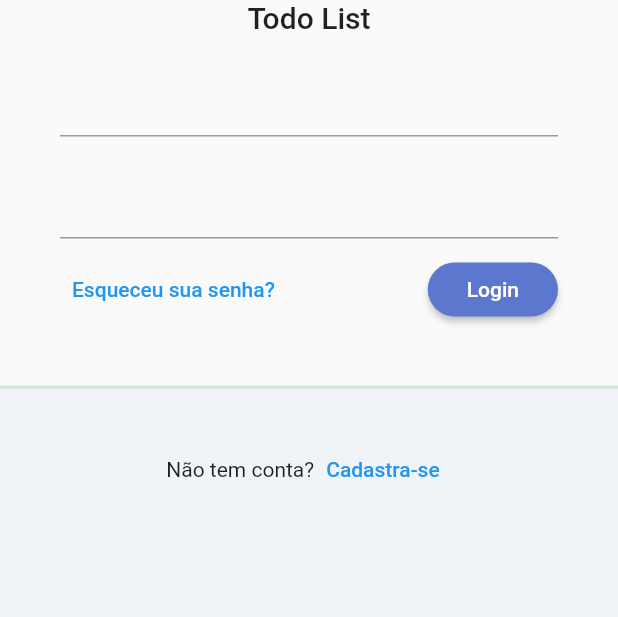
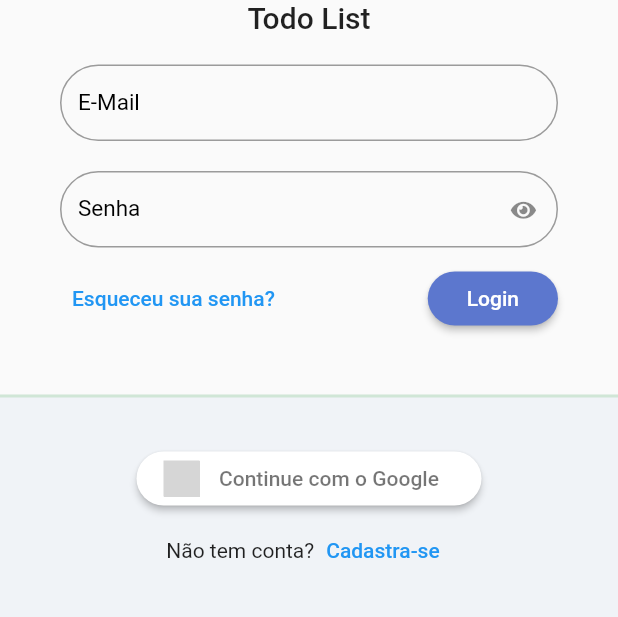
Before and after one commit to victorapc/todo_list_provider, a Flutter app: the screen it shows after launch, on a phone screen of 412 x 824 dp, the part 315-932 px from its top. Run offline on Flutter 3.47's test engine with Material 2 defaults, Android fonts, the phone set to English and light mode, and no system bars; our stand-ins replace flutter_signin_button, google_fonts, sqflite, sqflite_common, synchronized; accounts and stored records are empty; Roboto replaces fonts that are missing (Mandali); grey boxes are pictures that could not be loaded.

Commit message:
Construção da tela login e finalização

```diff
--- /dev/null
+++ b/lib/app/core/ui/todo_list_icons.dart
@@ -0,0 +1,30 @@
+/// Flutter icons TodoListIcons
+/// Copyright (C) 2023 by original authors @ fluttericon.com, fontello.com
+/// This font was generated by FlutterIcon.com, which is derived from Fontello.
+///
+/// To use this font, place it in your fonts/ directory and include the
+/// following in your pubspec.yaml
+///
+/// flutter:
+///   fonts:
+///    - family:  TodoListIcons
+///      fonts:
+///       - asset: fonts/TodoListIcons.ttf
+///
+///
+/// * Font Awesome 5, Copyright (C) 2016 by Dave Gandy
+///         Author:    Dave Gandy
+///         License:   SIL (https://github.com/FortAwesome/Font-Awesome/blob/master/LICENSE.txt)
+///         Homepage:  http://fortawesome.github.com/Font-Awesome/
+///
+import 'package:flutter/widgets.dart';
+
+class TodoListIcons {
+  TodoListIcons._();
+
+  static const _kFontFam = 'TodoListIcons';
+  static const String? _kFontPkg = null;
+
+  static const IconData eye = IconData(0xf06e, fontFamily: _kFontFam, fontPackage: _kFontPkg);
+  static const IconData eye_slash = IconData(0xf070, fontFamily: _kFontFam, fontPackage: _kFontPkg);
+}
--- /dev/null
+++ b/lib/app/core/widget/todo_list_field.dart
@@ -0,0 +1,51 @@
+import 'package:flutter/material.dart';
+import 'package:todo_list_provider/app/core/ui/todo_list_icons.dart';
+
+class TodoListField extends StatelessWidget {
+  final String label;
+  final IconButton? suffixIconButton;
+  final bool obscureText;
+  final TextEditingController? controller;
+  final FormFieldValidator<String>? validator;
+
+  const TodoListField({
+    super.key,
+    required this.label,
+    this.suffixIconButton,
+    this.obscureText = false,
+    this.controller,
+    this.validator,
+  }) : assert(obscureText == true ? suffixIconButton == null : true,
+            'obscureText não pode ser enviado em conjunto com suffixIconButton');
+
+  @override
+  Widget build(BuildContext context) {
+    return TextFormField(
+      controller: controller,
+      validator: validator,
+      decoration: InputDecoration(
+        labelText: label,
+        labelStyle: const TextStyle(fontSize: 15, color: Colors.black),
+        border: OutlineInputBorder(
+          borderRadius: BorderRadius.circular(30),
+        ),
+        errorBorder: OutlineInputBorder(
+          borderRadius: BorderRadius.circular(30),
+          borderSide: const BorderSide(color: Colors.red),
+        ),
+        isDense: true,
+        suffixIcon: suffixIconButton ??
+            (obscureText == true
+                ? IconButton(
+                    onPressed: () {},
+                    icon: const Icon(
+                      TodoListIcons.eye,
+                      size: 15,
+                    ),
+                  )
+                : null),
+      ),
+      obscureText: obscureText,
+    );
+  }
+}
--- a/lib/app/modules/auth/login/login_page.dart
+++ b/lib/app/modules/auth/login/login_page.dart
@@ -4,6 +4,8 @@ import 'package:flutter_signin_button/button_view.dart';
 import 'package:provider/provider.dart';
 import 'package:todo_list_provider/app/core/widget/todo_list_logo.dart';
 import 'package:todo_list_provider/app/modules/auth/login/login_controller.dart';
+
+import '../../../core/widget/todo_list_field.dart';
 
 class LoginPage extends StatelessWidget {
   const LoginPage({Key? key}) : super(key: key);
@@ -34,11 +36,16 @@ class LoginPage extends StatelessWidget {
                     child: Form(
                       child: Column(
                         children: [
-                          TextFormField(),
+                          TodoListField(
+                            label: "E-Mail",
+                          ),
                           const SizedBox(
                             height: 20,
                           ),
-                          TextFormField(),
+                          TodoListField(
+                            label: "Senha",
+                            obscureText: true,
+                          ),
                           const SizedBox(
                             height: 10,
                           ),
@@ -86,7 +93,7 @@ class LoginPage extends StatelessWidget {
                           const SizedBox(
                             height: 30,
                           ),
-                          /*SignInButton(
+                          SignInButton(
                             Buttons.Google,
                             text: 'Continue com o Google',
                             padding: const EdgeInsets.all(5),
@@ -95,7 +102,7 @@ class LoginPage extends StatelessWidget {
                               borderSide: BorderSide.none,
                             ),
                             onPressed: () {},
-                          ),*/
+                          ),
                           Row(
                             mainAxisAlignment: MainAxisAlignment.center,
                             children: [
```
Also changed, not shown: pubspec.yaml (+4 -4 lines), assets/fonts/TodoListIcons.ttf (added).
